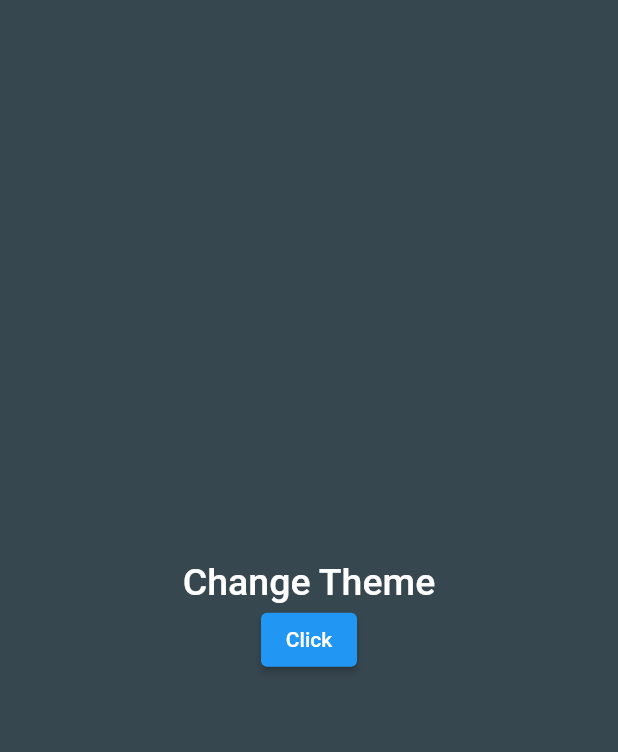
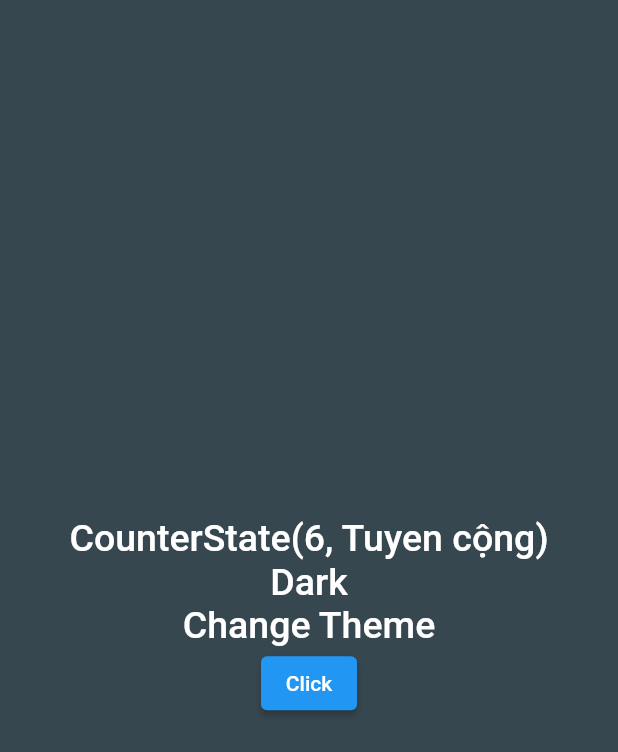
Before and after one commit to MrTuyennn/juncookExample_flutter, a Flutter app: the screen it shows after launch, after a tap on "Click", on a phone screen of 412 x 824 dp. Shown: the top 752 px of the screen. Run offline on Flutter 3.47's test engine with Material 2 defaults, Android fonts, the phone set to English and light mode, and no system bars; our stand-ins replace equatable, flutter_bloc, shared_preferences.

Commit message:
updaye blocprovider

```diff
--- a/lib/AppContainer.dart
+++ b/lib/AppContainer.dart
@@ -1,5 +1,7 @@
 import 'package:flutter/material.dart';
 import 'package:flutter_bloc/flutter_bloc.dart';
+import 'package:juncook_example/bloc/counter/counter_bloc.dart';
+import 'package:provider/provider.dart'; // Add this line
 import 'package:juncook_example/bloc/themeBloc/theme_cubit.dart';
 import 'package:juncook_example/bloc/themeBloc/theme_repository.dart';
 import 'package:juncook_example/bloc/themeBloc/theme_state.dart';
@@ -9,18 +11,27 @@ import 'package:juncook_example/view/HomeScreen.dart';
 class AppContainer extends StatelessWidget {
   final ThemeRepository themeRepository;
 
-  const AppContainer({required this.themeRepository, super.key});
+  const AppContainer({required this.themeRepository, Key? key})
+      : super(key: key);
 
   @override
   Widget build(BuildContext context) {
-    return RepositoryProvider.value(
-      value: themeRepository,
-      child: BlocProvider(
-        create: (context) => ThemeCubit(
-          themeRepository: context.read<ThemeRepository>(),
-        )..getCurrentTheme(),
-        child: const AppView(),
-      ),
+    return MultiRepositoryProvider(
+      providers: [
+        RepositoryProvider<ThemeRepository>(
+          create: (context) => themeRepository,
+        ),
+        RepositoryProvider<ThemeCubit>(
+          create: (context) => ThemeCubit(
+            themeRepository: context.read<ThemeRepository>(),
+          )..getCurrentTheme(),
+        ),
+      ],
+      child: MultiBlocProvider(providers: [
+        BlocProvider<CounterBloc>(
+          create: (BuildContext context) => CounterBloc(),
+        ),
+      ], child: const AppView()),
     );
   }
 }
--- /dev/null
+++ b/lib/bloc/AuthBloc/authentication_event.dart
@@ -0,0 +1,5 @@
+abstract class AuthEvent {}
+
+class LoginEvent extends AuthEvent {}
+
+class LogoutEvent extends AuthEvent {}
--- /dev/null
+++ b/lib/bloc/counter/counter_bloc.dart
@@ -0,0 +1,20 @@
+import 'package:flutter_bloc/flutter_bloc.dart';
+import 'package:juncook_example/bloc/counter/counter_event.dart';
+import 'package:juncook_example/bloc/counter/counter_state.dart';
+
+class CounterBloc extends Bloc<CounterEvent, CounterState> {
+  CounterBloc() : super(const CounterState(count: 0, text: "")) {
+    // truyền event vào
+    // emit phát ra evnet -->
+    on<IncreaseEvent>((event, emit) => _increaseEvent(event, emit));
+    on<DecreaseEvent>((event, emit) => _decreaseEvent(emit));
+  }
+
+  _increaseEvent(IncreaseEvent event, Emitter emit) {
+    emit(CounterState(count: state.count + event.amount, text: "Tuyen cộng"));
+  }
+
+  _decreaseEvent(Emitter emit) {
+    emit(CounterState(count: state.count - 1, text: "Tuyen trừ"));
+  }
+}
--- /dev/null
+++ b/lib/bloc/counter/counter_event.dart
@@ -0,0 +1,11 @@
+abstract class CounterEvent {}
+
+class IncreaseEvent extends CounterEvent {
+  final int amount;
+  IncreaseEvent(this.amount);
+}
+
+class DecreaseEvent extends CounterEvent {
+  final int amount;
+  DecreaseEvent(this.amount);
+}
--- /dev/null
+++ b/lib/bloc/counter/counter_state.dart
@@ -0,0 +1,11 @@
+import 'package:equatable/equatable.dart';
+
+class CounterState extends Equatable {
+  const CounterState({this.count = 0, this.text = ""});
+
+  final int count;
+  final String text;
+
+  @override
+  List<Object?> get props => [count, text];
+}
--- a/lib/view/HomeScreen.dart
+++ b/lib/view/HomeScreen.dart
@@ -1,5 +1,8 @@
 import 'package:flutter/material.dart';
 import 'package:flutter_bloc/flutter_bloc.dart';
+import 'package:juncook_example/bloc/counter/counter_bloc.dart';
+import 'package:juncook_example/bloc/counter/counter_event.dart';
+import 'package:juncook_example/bloc/counter/counter_state.dart';
 import 'package:juncook_example/bloc/themeBloc/theme_cubit.dart';
 
 class HomeScreen extends StatefulWidget {
@@ -13,18 +16,30 @@ class _HomeScreenState extends State<HomeScreen> {
   onPressed() {}
   @override
   Widget build(BuildContext context) {
+    return BlocBuilder<CounterBloc, CounterState>(builder: ((context, state) {
       return Scaffold(
         body: Center(
           child: Column(
             mainAxisAlignment: MainAxisAlignment.center,
             children: [
-            Text('Change Theme', style: Theme.of(context).textTheme.bodyLarge),
+              Text('$state', style: Theme.of(context).textTheme.bodyLarge),
+              // ignore: unrelated_type_equality_checks
+              if (context.read<ThemeCubit>().state.themeMode == ThemeMode.light)
+                Text('Light', style: Theme.of(context).textTheme.bodyLarge)
+              else
+                Text('Dark', style: Theme.of(context).textTheme.bodyLarge),
+              Text('Change Theme',
+                  style: Theme.of(context).textTheme.bodyLarge),
               ElevatedButton(
-                onPressed: () => context.read<ThemeCubit>().switchTheme(),
+                  onPressed: () => {
+                        context.read<ThemeCubit>().switchTheme(),
+                        context.read<CounterBloc>().add(IncreaseEvent(6))
+                      },
                   child: const Text('Click'))
             ],
           ),
         ),
       );
+    }));
   }
 }
```
Also changed, not shown: 3 other files. Lines whose indentation alone changed are shown as unchanged.
